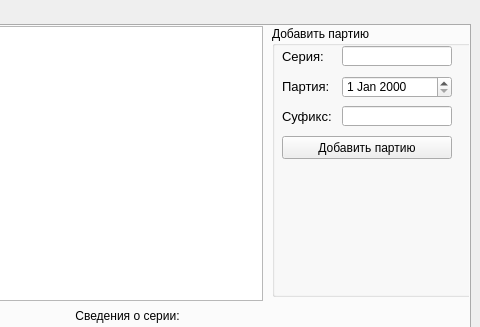
Old version of the form cylinders/windows/batch_window.ui in the repository bomzheg/Cylinders; both pictures show x 270 to 750 and y 0 to 327 of the 750 by 611 pixel window.
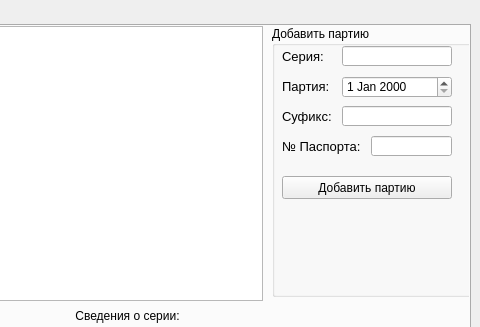
New version of the form.

Commit message: add passport number to database, form, models, templates, and other places

What changed in the file:
```diff
--- a/cylinders/windows/batch_window.ui
+++ b/cylinders/windows/batch_window.ui
@@ -164,7 +164,7 @@
        <property name="geometry">
         <rect>
          <x>10</x>
-         <y>110</y>
+         <y>150</y>
          <width>170</width>
          <height>23</height>
         </rect>
@@ -173,6 +173,37 @@
         <string>Добавить партию</string>
        </property>
       </widget>
+      <widget class="QLabel" name="PassportNoLb">
+       <property name="geometry">
+        <rect>
+         <x>10</x>
+         <y>110</y>
+         <width>81</width>
+         <height>21</height>
+        </rect>
+       </property>
+       <property name="font">
+        <font>
+         <pointsize>10</pointsize>
+        </font>
+       </property>
+       <property name="text">
+        <string>№ Паспорта:</string>
+       </property>
+       <property name="buddy">
+        <cstring></cstring>
+       </property>
+      </widget>
+      <widget class="QLineEdit" name="PassportNoEdit">
+       <property name="geometry">
+        <rect>
+         <x>99</x>
+         <y>110</y>
+         <width>81</width>
+         <height>20</height>
+        </rect>
+       </property>
+      </widget>
      </widget>
      <widget class="QGroupBox" name="docsGb">
       <property name="geometry">
```
The commit also changes 15 other files.
